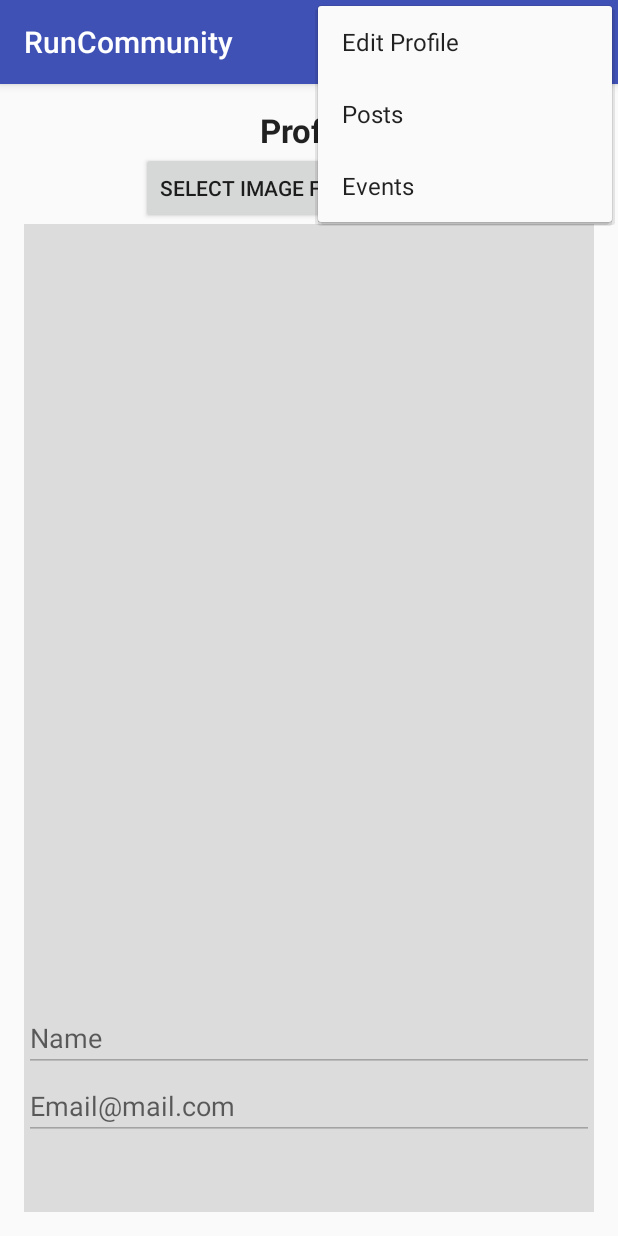
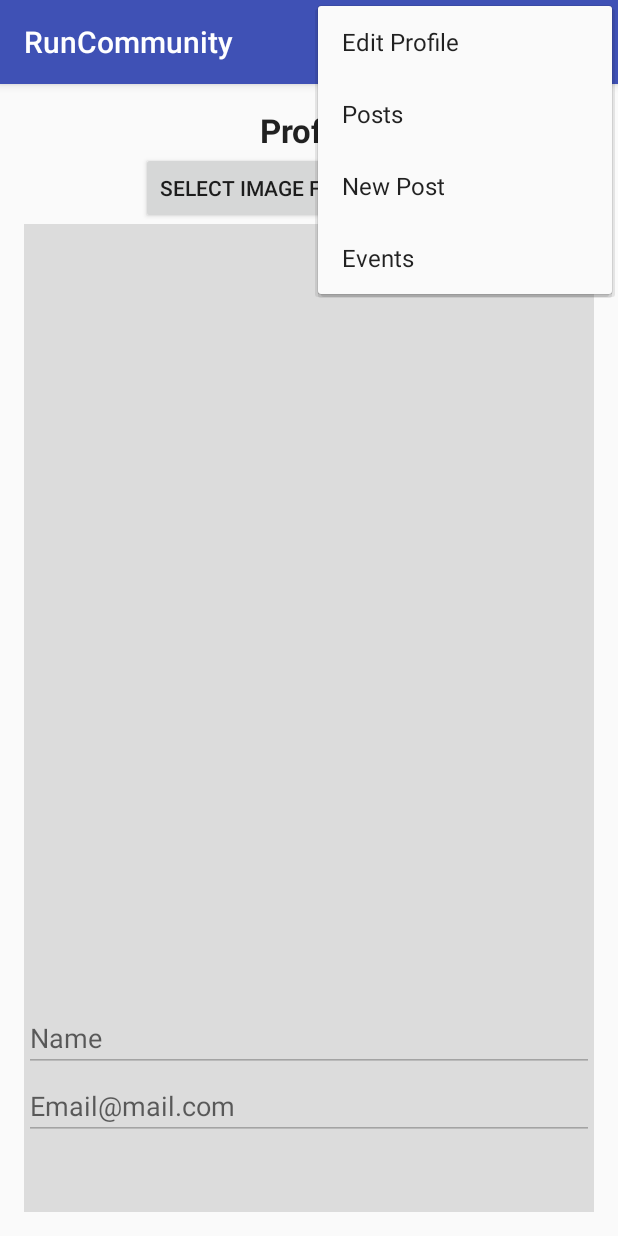
Before and after one commit to nalexanderdev/RunCommunityApp, an Android app: the ProfileActivity screen opened directly, with no data from a screen before it, with the options menu open, on a phone screen of 412 x 824 dp. Run offline under Robolectric (Android 15) with nearby library versions, the phone set to English and light mode, and no system bars; our stand-ins replace Firebase (no records; nobody signed in at launch, a user with empty details on screens opened directly), Picasso; pictures from the network do not load.

Commit message:
Add new post to profile page and repoint  events page

```diff
--- a/app/src/main/java/com/nalexanderdev/runcommunity/activities/ProfileActivity.java
+++ b/app/src/main/java/com/nalexanderdev/runcommunity/activities/ProfileActivity.java
@@ -192,6 +192,11 @@ public class ProfileActivity extends BaseActivity {
         }
 
         else if(id == R.id.action_new_post){
+            startActivity(new Intent(this, NewPostActivity.class));
+            return true;
+        }
+
+        else if(id == R.id.action_web_view){
             startActivity(new Intent(this, WebViewActivity.class));
             return true;
         }
--- a/app/src/main/res/menu/menu_profile.xml
+++ b/app/src/main/res/menu/menu_profile.xml
@@ -13,7 +13,16 @@
         android:id="@+id/action_posts"
         android:title="Posts"
         app:showAsAction="never" />
+
     <item
         android:id="@+id/action_new_post"
-        android:title="Events" />
+        android:title="New Post"
+        app:showAsAction="never" />
+
+    <item
+        android:id="@+id/action_web_view"
+        android:title="Events"
+        app:showAsAction="never" />
+
+
 </menu>
--- a/build.gradle
+++ b/build.gradle
@@ -5,7 +5,7 @@ buildscript {
         jcenter()
     }
     dependencies {
-        classpath 'com.android.tools.build:gradle:2.3.1'
+        classpath 'com.android.tools.build:gradle:2.3.3'
         classpath 'com.google.gms:google-services:3.1.0'
 
         // NOTE: Do not place your application dependencies here; they belong
```
Also changed, not shown: app/src/main/res/layout/activity_new_post.xml (+10 -0 lines).
